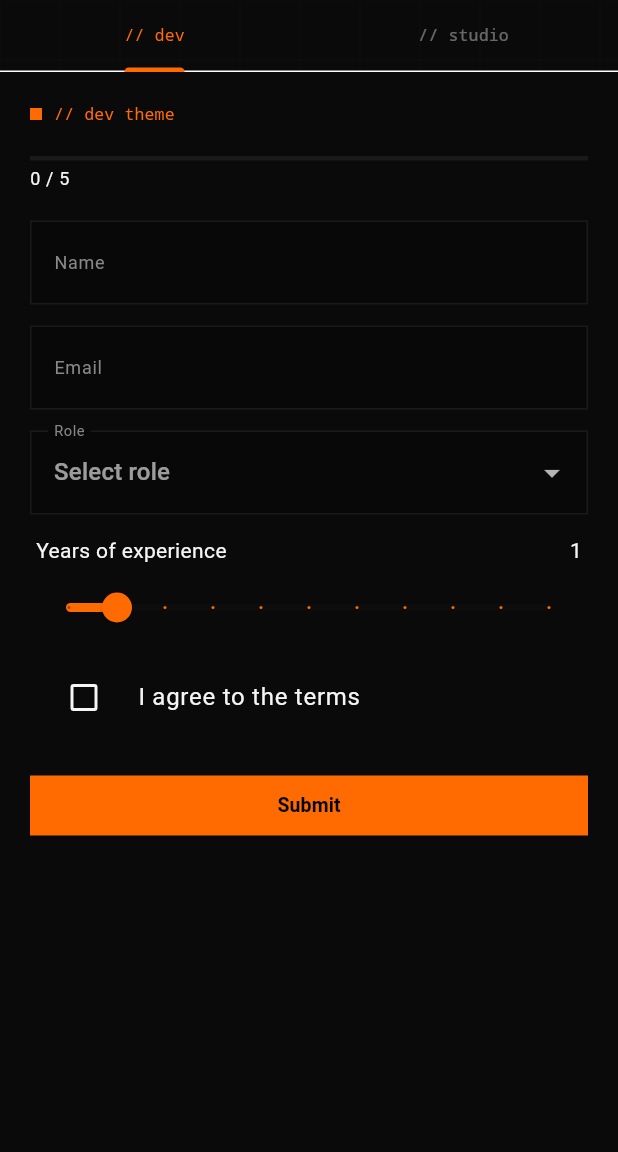
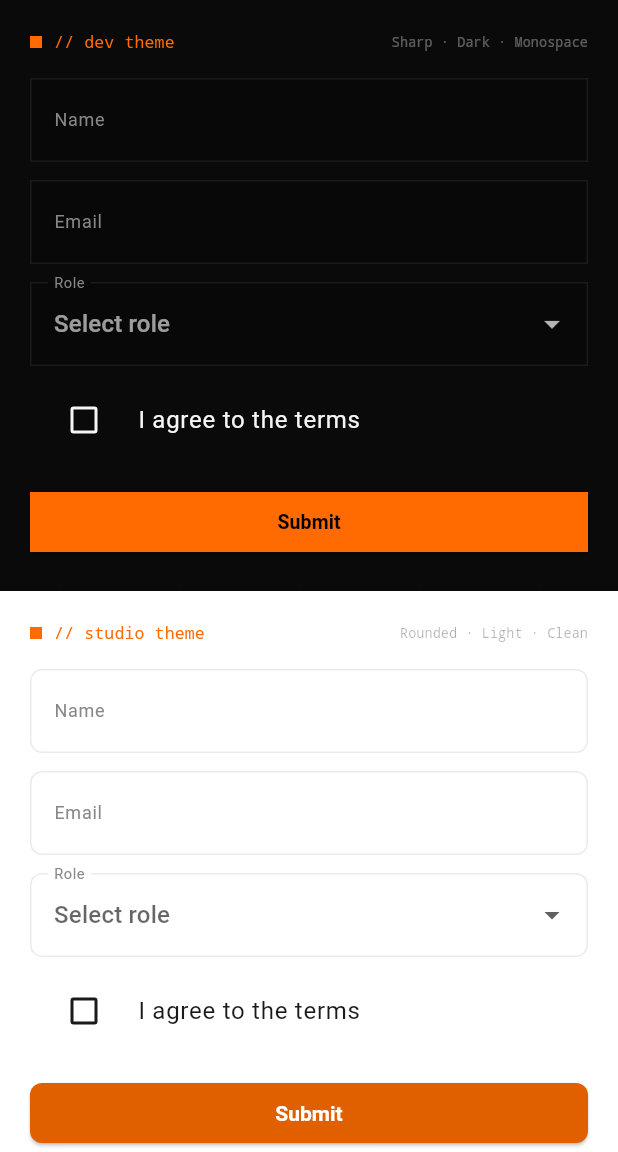
Before and after one commit to Creative-Blaq-Studios/BlaqForm, a Flutter app: the screen it shows after launch, after a tap on an icon or button, on a phone screen of 412 x 824 dp, the part 84-1236 px from its top. Run offline on Flutter 3.47's test engine with Material 3 defaults, Android fonts, the phone set to English and light mode, and no system bars; Roboto replaces fonts that are missing (Outfit).

Commit message:
fix(example): replace tabbed showcase with vertical stack
Tabs on phone meant you could only see one theme at a time, making
the toggle pointless and the comparison impossible. Now both Dev and
Studio panes are stacked vertically in a scrollable list — always
visible, immediately comparable. Removed slider to keep panes compact.
Added subtitle labels describing each theme's style.

```diff
--- a/blaq_form/example/lib/examples/theme_showcase.dart
+++ b/blaq_form/example/lib/examples/theme_showcase.dart
@@ -6,8 +6,8 @@ import '../theme/dev_theme.dart';
 import '../theme/studio_theme.dart';
 import '../widgets/brand_scaffold.dart';
 
-/// Side-by-side (tablet) or tabbed (phone) display of the exact same form
-/// rendered under Dev and Studio themes simultaneously.
+/// Displays the exact same form rendered under both Dev and Studio themes
+/// stacked vertically so both are always visible by scrolling.
 class ThemeShowcaseExample extends StatelessWidget {
   const ThemeShowcaseExample({required this.notifier, super.key});
 
@@ -15,72 +15,22 @@ class ThemeShowcaseExample extends StatelessWidget {
 
   @override
   Widget build(BuildContext context) {
-    final isWide = MediaQuery.sizeOf(context).width >= 700;
     return BrandScaffold(
       notifier: notifier,
       title: 'Theme Showcase',
-      body: isWide ? const _WideLayout() : const _TabbedLayout(),
-    );
-  }
-}
-
-class _WideLayout extends StatelessWidget {
-  const _WideLayout();
-
-  @override
-  Widget build(BuildContext context) {
-    return const Row(
-      crossAxisAlignment: CrossAxisAlignment.stretch,
-      children: [
-        Expanded(child: _ThemePane(mode: BfAppTheme.dev)),
-        VerticalDivider(width: 1),
-        Expanded(child: _ThemePane(mode: BfAppTheme.studio)),
-      ],
-    );
-  }
-}
-
-class _TabbedLayout extends StatelessWidget {
-  const _TabbedLayout();
-
-  @override
-  Widget build(BuildContext context) {
-    return DefaultTabController(
-      length: 2,
-      child: Column(
-        children: [
-          TabBar(
-            indicatorColor: const Color(0xFFFF6B00),
-            labelColor: const Color(0xFFFF6B00),
-            unselectedLabelColor: Theme.of(
-              context,
-            ).colorScheme.onSurface.withValues(alpha: 0.4),
-            tabs: const [
-              Tab(text: '// dev'),
-              Tab(text: '// studio'),
-            ],
-            labelStyle: const TextStyle(
-              fontFamily: 'Courier',
-              fontSize: 11,
-              letterSpacing: 0.1,
-            ),
-          ),
-          const Expanded(
-            child: TabBarView(
-              children: [
-                _ThemePane(mode: BfAppTheme.dev),
-                _ThemePane(mode: BfAppTheme.studio),
-              ],
-            ),
-          ),
+      body: ListView(
+        children: const [
+          _ThemePane(mode: BfAppTheme.dev),
+          SizedBox(height: 2),
+          _ThemePane(mode: BfAppTheme.studio),
+          SizedBox(height: 40),
         ],
       ),
     );
   }
 }
 
-/// Each pane gets its own [Theme], [MaterialApp]-less, so both themes
-/// coexist on screen regardless of the global toggle.
+/// Each pane gets its own [Theme] + [Material] so both coexist on screen.
 class _ThemePane extends StatefulWidget {
   const _ThemePane({required this.mode});
 
@@ -90,19 +40,14 @@ class _ThemePane extends StatefulWidget {
   State<_ThemePane> createState() => _ThemePaneState();
 }
 
-class _ThemePaneState extends State<_ThemePane>
-    with AutomaticKeepAliveClientMixin {
+class _ThemePaneState extends State<_ThemePane> {
   late final BfFormController _formController;
   late final BfFieldController<String> _nameController;
   late final BfFieldController<String> _emailController;
   late final BfFieldController<String> _roleController;
   late final BfFieldController<bool> _agreeController;
-  late final BfFieldController<double> _experienceController;
 
   static const _roles = ['Engineer', 'Designer', 'Product', 'Other'];
-
-  @override
-  bool get wantKeepAlive => true;
 
   @override
   void initState() {
@@ -116,7 +61,6 @@ class _ThemePaneState extends State<_ThemePane>
       validators: [Bf.required(message: 'Select a role')],
     );
     _agreeController = BfFieldController<bool>(initialValue: false);
-    _experienceController = BfFieldController<double>(initialValue: 1.0);
   }
 
   @override
@@ -125,40 +69,27 @@ class _ThemePaneState extends State<_ThemePane>
     _emailController.dispose();
     _roleController.dispose();
     _agreeController.dispose();
-    _experienceController.dispose();
     _formController.dispose();
     super.dispose();
   }
 
   @override
   Widget build(BuildContext context) {
-    super.build(context);
     final isDev = widget.mode == BfAppTheme.dev;
     final themeData = isDev ? DevTheme.themeData : StudioTheme.themeData;
 
-    // Wrap in Theme + Material so all descendants (text, icons, fields)
-    // inherit the correct colors and input decoration theme.
     return Theme(
       data: themeData,
       child: Material(
         color: themeData.scaffoldBackgroundColor,
-        child: SingleChildScrollView(
+        child: Padding(
           padding: const EdgeInsets.all(20),
           child: Column(
             crossAxisAlignment: CrossAxisAlignment.start,
+            mainAxisSize: MainAxisSize.min,
             children: [
-              _PaneLabel(mode: widget.mode),
-              const SizedBox(height: 20),
-              BfFormProgress(
-                controller: _formController,
-                color: const Color(0xFFFF6B00),
-                backgroundColor: isDev
-                    ? const Color(0xFF1A1A1A)
-                    : const Color(0xFFEBEBEB),
-                height: 3,
-                labelBuilder: (v, t) => '$v / $t',
-              ),
-              const SizedBox(height: 20),
+              _PaneHeader(mode: widget.mode),
+              const SizedBox(height: 16),
               BfForm(
                 controller: _formController,
                 autovalidateMode: BfAutovalidateMode.onUserInteraction,
@@ -172,7 +103,7 @@ class _ThemePaneState extends State<_ThemePane>
                       hintText: 'Your name',
                       textInputAction: TextInputAction.next,
                     ),
-                    const SizedBox(height: 14),
+                    const SizedBox(height: 12),
                     BfTextField.email(
                       name: 'email',
                       controller: _emailController,
@@ -180,7 +111,7 @@ class _ThemePaneState extends State<_ThemePane>
                       hintText: 'you@example.com',
                       textInputAction: TextInputAction.next,
                     ),
-                    const SizedBox(height: 14),
+                    const SizedBox(height: 12),
                     BfDropdownField<String>(
                       name: 'role',
                       controller: _roleController,
@@ -192,23 +123,13 @@ class _ThemePaneState extends State<_ThemePane>
                           )
                           .toList(),
                     ),
-                    const SizedBox(height: 14),
-                    BfSliderField(
-                      name: 'experience',
-                      controller: _experienceController,
-                      min: 0,
-                      max: 10,
-                      divisions: 10,
-                      labelText: 'Years of experience',
-                      activeColor: const Color(0xFFFF6B00),
-                    ),
                     const SizedBox(height: 8),
                     BfCheckboxField(
                       name: 'agree',
                       controller: _agreeController,
                       label: const Text('I agree to the terms'),
                     ),
-                    const SizedBox(height: 20),
+                    const SizedBox(height: 16),
                     ElevatedButton(
                       onPressed: () {},
                       child: const Text('Submit'),
@@ -224,19 +145,21 @@ class _ThemePaneState extends State<_ThemePane>
   }
 }
 
-class _PaneLabel extends StatelessWidget {
-  const _PaneLabel({required this.mode});
+class _PaneHeader extends StatelessWidget {
+  const _PaneHeader({required this.mode});
 
   final BfAppTheme mode;
 
   @override
   Widget build(BuildContext context) {
+    final isDev = mode == BfAppTheme.dev;
+    final cs = Theme.of(context).colorScheme;
     return Row(
       children: [
         Container(width: 8, height: 8, color: const Color(0xFFFF6B00)),
         const SizedBox(width: 8),
         Text(
-          mode == BfAppTheme.dev ? '// dev theme' : '// studio theme',
+          isDev ? '// dev theme' : '// studio theme',
           style: const TextStyle(
             fontFamily: 'Courier',
             fontSize: 11,
@@ -244,6 +167,16 @@ class _PaneLabel extends StatelessWidget {
             letterSpacing: 0.1,
           ),
         ),
+        const Spacer(),
+        Text(
+          isDev ? 'Sharp · Dark · Monospace' : 'Rounded · Light · Clean',
+          style: TextStyle(
+            fontFamily: 'Courier',
+            fontSize: 9,
+            color: cs.onSurface.withValues(alpha: 0.35),
+            letterSpacing: 0.05,
+          ),
+        ),
       ],
     );
   }
```
